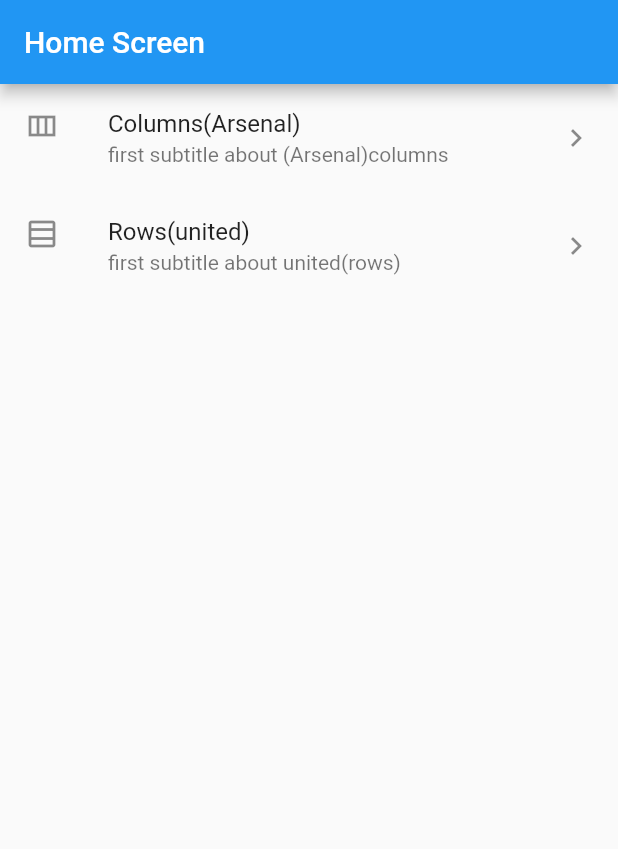
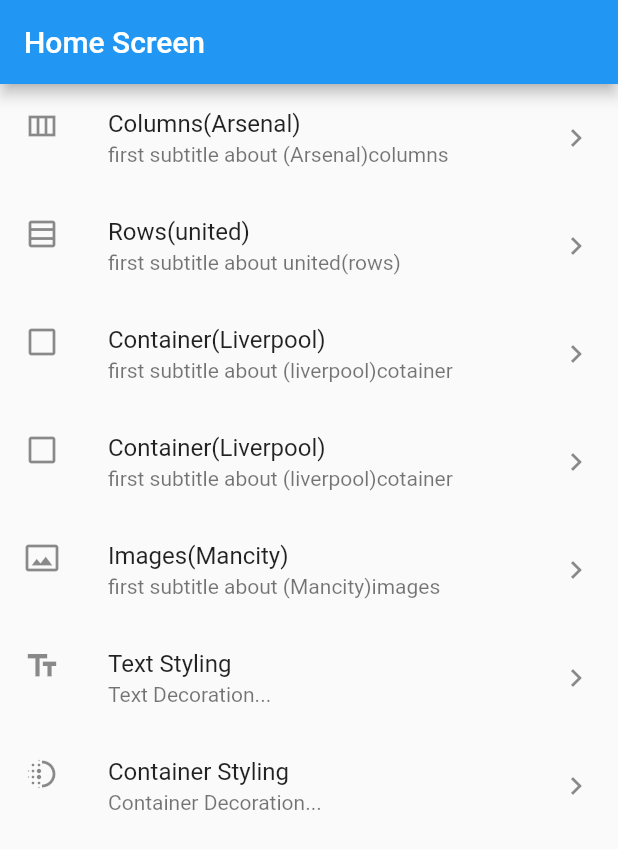
Before and after one commit to BIRALO256/flutter__project.com, a Flutter app: the screen it shows after launch, on a phone screen of 412 x 824 dp. Shown: the top 849 px of the screen. Run offline on Flutter 3.47's test engine with Material 2 defaults, Android fonts, the phone set to English and light mode, and no system bars.

```diff
--- a/lib/main.dart
+++ b/lib/main.dart
@@ -1,6 +1,10 @@
 import 'package:flutter/material.dart';
 import 'package:flutter_project/screens/ColumnsScreen.dart';
+import 'package:flutter_project/screens/ContainerDecorationScreeen.dart';
+import 'package:flutter_project/screens/ContainerScreen.dart';
+import 'package:flutter_project/screens/ImageScreen.dart';
 import 'package:flutter_project/screens/RowsScreen.dart';
+import 'package:flutter_project/screens/TextDecoration.dart';
 
 void main() {
   runApp(const MyApp());
@@ -41,7 +45,7 @@ class _MyHomePageState extends State<MyHomePage> {
       appBar: AppBar(
         title:Text("Home Screen"),
       ),
-      body: Column(
+      body: ListView(
         children: [
           ListTile(
             title: Text("Columns(Arsenal)"),
@@ -65,14 +69,62 @@ class _MyHomePageState extends State<MyHomePage> {
               );
             },
           ),
-          /* InkWell(
+          ListTile(
+            title: Text("Container(Liverpool)"),
+            leading: Icon(Icons.check_box_outline_blank),
+            trailing: Icon(Icons.chevron_right),
+            subtitle: Text("first subtitle about (liverpool)cotainer"),
             onTap: (){
-              Navigator.push(context, MaterialPageRoute(builder: (context)=>ColumnScreen(),
+              Navigator.push(context, MaterialPageRoute(builder: (context)=>ContainerScreen(),
               ),
               );
             },
-            child: Text("Columns"),
-          )*/
+          ),
+          ListTile(
+            title: Text("Container(Liverpool)"),
+            leading: Icon(Icons.check_box_outline_blank),
+            trailing: Icon(Icons.chevron_right),
+            subtitle: Text("first subtitle about (liverpool)cotainer"),
+            onTap: (){
+              Navigator.push(context, MaterialPageRoute(builder: (context)=>ContainerScreen(),
+              ),
+              );
+            },
+          ),
+          ListTile(
+            title: Text("Images(Mancity)"),
+            leading: Icon(Icons.photo_size_select_actual_outlined),
+            trailing: Icon(Icons.chevron_right),
+            subtitle: Text("first subtitle about (Mancity)images"),
+            onTap: (){
+              Navigator.push(context, MaterialPageRoute(builder: (context)=>ImageScreen(),
+              ),
+              );
+            },
+          ),
+          ListTile(
+            title: Text("Text Styling"),
+            leading: Icon(Icons.text_fields_outlined),
+            trailing: Icon(Icons.chevron_right),
+            subtitle: Text("Text Decoration..."),
+            onTap: (){
+              Navigator.push(context, MaterialPageRoute(builder: (context)=>TextDecorationScreen(),
+              ),
+              );
+            },
+          ),
+          ListTile(
+            title: Text("Container Styling"),
+            leading: Icon(Icons.deblur_outlined),
+            trailing: Icon(Icons.chevron_right),
+            subtitle: Text("Container Decoration..."),
+            onTap: (){
+              Navigator.push(context, MaterialPageRoute(builder: (context)=>ContainerDecorationScreen(),
+              ),
+              );
+            },
+          ),
+
         ],
       ),
     );
--- /dev/null
+++ b/lib/screens/RowsScreen.dart
@@ -0,0 +1,33 @@
+
+import 'package:flutter/cupertino.dart';
+import 'package:flutter/material.dart';
+
+class  RowScreen extends StatefulWidget {
+  const RowScreen({super.key,});
+
+
+  @override
+  State<RowScreen> createState() => _RowScreenState();
+}
+
+class _RowScreenState extends State<RowScreen> {
+
+  @override
+  Widget build(BuildContext context) {
+
+    return Scaffold(
+      appBar: AppBar(
+        title:const Text("Rows"),
+      ),
+      body: Row(
+        mainAxisAlignment:MainAxisAlignment.spaceBetween ,
+
+        children:[
+          Text("1"),
+          Text("2"),
+          Text("3"),
+]
+),
+    );
+  }
+}
--- a/pubspec.yaml
+++ b/pubspec.yaml
@@ -60,7 +60,9 @@ flutter:
   uses-material-design: true
 
   # To add assets to your application, add an assets section, like this:
-  # assets:
+  assets:
+  - assets/
+  - assets/images/
   #   - images/a_dot_burr.jpeg
   #   - images/a_dot_ham.jpeg
 
```
Also changed, not shown: lib/screens/ContainerDecorationScreeen.dart (added, +42 -0 lines), lib/screens/ContainerScreen.dart (added, +42 -0 lines), lib/screens/ImageScreen.dart (added, +47 -0 lines), lib/screens/TextDecoration.dart (added, +40 -0 lines), assets/images/luwis.png (added), 3 other files.
